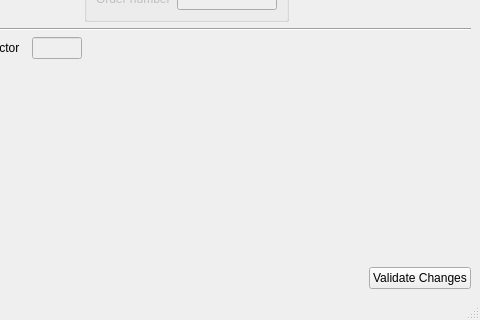
First picture: the form in jupyter_notebooks/code/ui/ui_step3_settings.ui, repository neutronimaging/ToFImaging, before the edit; both pictures show x 108 to 588 and y 285 to 605 of the 588 by 605 pixel window.
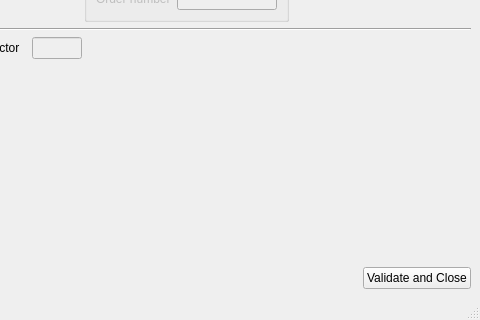
Second picture: the form after the edit.

The edit to the form file:
```diff
--- a/jupyter_notebooks/code/ui/ui_step3_settings.ui
+++ b/jupyter_notebooks/code/ui/ui_step3_settings.ui
@@ -474,7 +474,7 @@
       <item>
        <widget class="QPushButton" name="validate_changed_pushButton">
         <property name="text">
-         <string>Validate Changes</string>
+         <string>Validate and Close</string>
         </property>
        </widget>
       </item>
```
